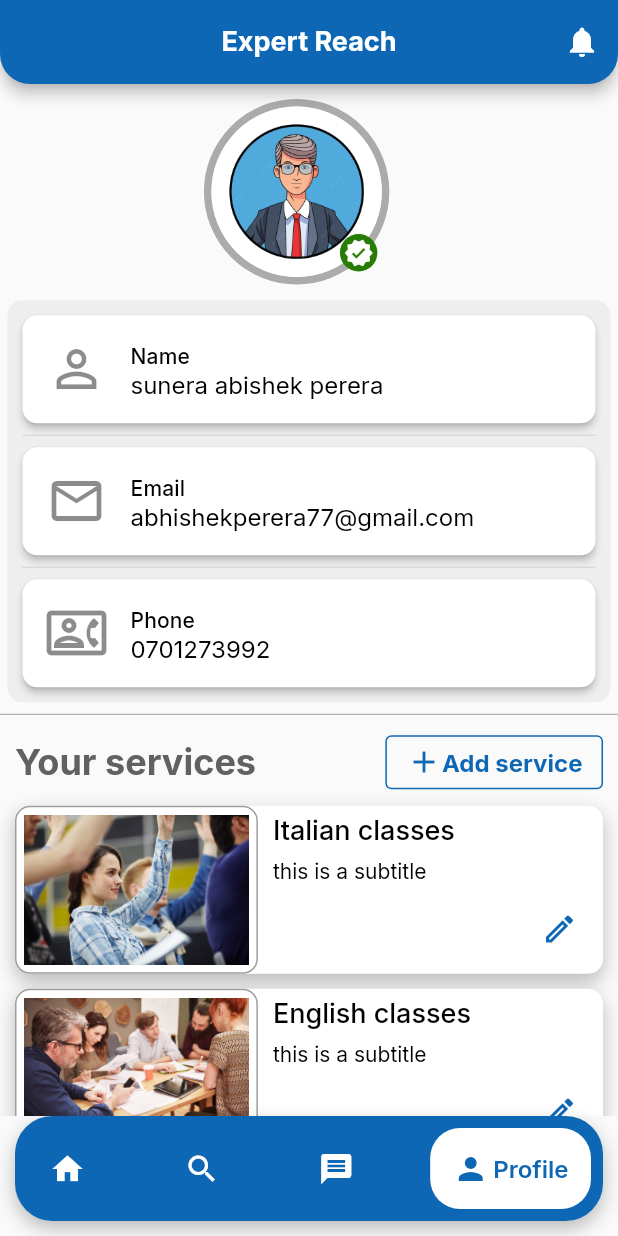
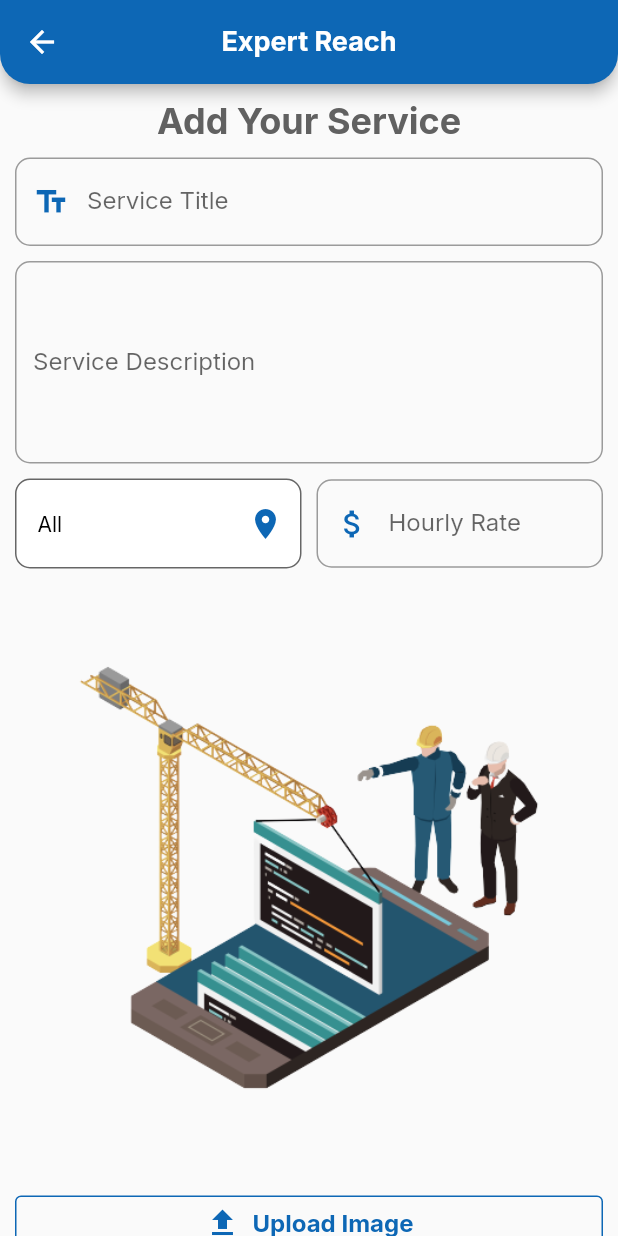
Before and after one commit to AbishekPerera/expert_reach, a Flutter app: the HomeScreen screen opened by its route, item 4 of the bottom bar chosen, after a tap on "Add service", on a phone screen of 412 x 824 dp. Run offline on Flutter 3.47's test engine with Material 2 defaults, Android fonts, the phone set to English and light mode, and no system bars; drawn by our look-alikes of google_nav_bar; our stand-ins replace carousel_slider, flutter_rating_bar, flutter_slidable, get, google_fonts, shared_preferences and 1 more; missing offline and left inert: phlox_animations; accounts and stored records are empty.

Commit message:
completed Uis v1

```diff
--- a/lib/constants/image_strings.dart
+++ b/lib/constants/image_strings.dart
@@ -38,6 +38,7 @@ const String profilesettings = "assets/images/profilesettings.png";
 
 const String calendarbg = "assets/images/calendarbg.jpg";
 const String addbookingbanner = "assets/images/addbookingbanner.jpg";
+const String notification = "assets/images/notification.png";
 
 //ads images
 const String adults1 = "assets/ads/adults1.jpeg";
--- a/lib/main.dart
+++ b/lib/main.dart
@@ -19,7 +19,7 @@ class MyApp extends StatelessWidget {
       debugShowCheckedModeBanner: false,
       theme: AppTheme.lightTheme,
       darkTheme: AppTheme.darkTheme,
-      themeMode: ThemeMode.system,
+      themeMode: ThemeMode.light,
       defaultTransition: Transition.rightToLeftWithFade,
       getPages: appRoutes,
       initialRoute: '/',
--- a/lib/routes/app_route.dart
+++ b/lib/routes/app_route.dart
@@ -1,5 +1,7 @@
 import 'package:expert_reach/ui/common/addinquiryscreen/add_inquiry_screen.dart';
+import 'package:expert_reach/ui/common/addservice/addservicescreen.dart';
 import 'package:expert_reach/ui/common/viewpostscreen/view_post_screen.dart';
+import 'package:expert_reach/ui/notifications/notifications.dart';
 import 'package:get/get.dart';
 import 'package:expert_reach/ui/homescreen/home_screen.dart';
 import 'package:expert_reach/ui/loginscreen/login_screen.dart';
@@ -13,6 +15,8 @@ var appRoutes = [
   GetPage(name: "/register", page: () => RegisterScreen()),
   GetPage(name: "/home-screen", page: () => HomeScreen()),
   GetPage(name: "/settings", page: () => SettingsPage()),
+  GetPage(name: "/notifications", page: () => Notifications()),
+  GetPage(name: "/add-service", page: () => AddServiceScreen()),
 
   //common
   GetPage(name: "/view-post-screen", page: () => ViewPostScreen()),
--- /dev/null
+++ b/lib/ui/common/addservice/addservicescreen.dart
@@ -0,0 +1,213 @@
+import 'package:expert_reach/constants/colors.dart';
+import 'package:expert_reach/constants/image_strings.dart';
+import 'package:flutter/material.dart';
+import 'package:get/get_connect/http/src/utils/utils.dart';
+
+class AddServiceScreen extends StatelessWidget {
+  AddServiceScreen({super.key});
+
+  final List<String> districtNames = [
+    "All",
+    "Ampara",
+    "Anuradhapura",
+    "Badulla",
+    "Batticaloa",
+    "Colombo",
+    "Galle",
+    "Gampaha",
+    "Hambantota",
+    "Jaffna",
+    "Kalutara",
+    "Kandy",
+    "Kegalle",
+    "Kilinochchi",
+    "Kurunegala",
+    "Mannar",
+    "Matale",
+    "Matara",
+    "Monaragala",
+    "Mullaitivu",
+    "Nuwara Eliya",
+    "Polonnaruwa",
+    'Puttalam',
+    "Ratnapura",
+    "Trincomalee",
+    "Vavuniya"
+  ];
+
+  @override
+  Widget build(BuildContext context) {
+    return Scaffold(
+      appBar: AppBar(
+        shape: const RoundedRectangleBorder(
+          borderRadius: BorderRadius.vertical(
+            bottom: Radius.circular(20),
+          ),
+        ),
+        title: Text(
+          "Expert Reach",
+          style: Theme.of(context).textTheme.headlineSmall,
+        ),
+        centerTitle: true,
+      ),
+      body: SingleChildScrollView(
+        physics: const BouncingScrollPhysics(),
+        child: Padding(
+          padding: const EdgeInsets.all(10.0),
+          child: Column(
+            children: [
+              SizedBox(
+                child: Text('Add Your Service',
+                    style: Theme.of(context).textTheme.displaySmall),
+              ),
+              const SizedBox(height: 10),
+
+              // Add Service Form
+              Form(
+                  child: Column(children: [
+                TextFormField(
+                  decoration: InputDecoration(
+                    prefixIcon: const Icon(
+                      Icons.text_fields_outlined,
+                      color: cPrimaryColor,
+                    ),
+                    labelText: 'Service Title',
+                    hintText: 'Enter Service Title',
+                    border: OutlineInputBorder(
+                      borderRadius: BorderRadius.circular(10),
+                    ),
+                  ),
+                ),
+                const SizedBox(height: 10),
+                TextFormField(
+                  maxLines: 5,
+                  decoration: InputDecoration(
+                    labelText: 'Service Description',
+                    hintText: 'Enter Service Description',
+                    border: OutlineInputBorder(
+                      borderRadius: BorderRadius.circular(10),
+                    ),
+                  ),
+                ),
+                const SizedBox(height: 10),
+                Row(
+                  children: [
+                    Expanded(
+                      child: DropdownButtonFormField<String>(
+                        decoration: InputDecoration(
+                          filled: true,
+                          fillColor: Colors.white,
+                          border: OutlineInputBorder(
+                            borderRadius: BorderRadius.circular(10),
+                          ),
+                          contentPadding: const EdgeInsets.symmetric(
+                            horizontal: 15,
+                            vertical: 18,
+                          ),
+                        ),
+                        //location icon
+                        icon: const Icon(
+                          Icons.location_on,
+                          color: cPrimaryColor,
+                        ),
+                        value: "All",
+                        items: districtNames
+                            .map(
+                              (district) => DropdownMenuItem(
+                                value: district,
+                                child: Text(
+                                  district,
+                                  style: Theme.of(context).textTheme.bodySmall,
+                                ),
+                              ),
+                            )
+                            .toList(),
+                        onChanged: (value) {},
+                      ),
+                    ),
+                    const SizedBox(width: 10),
+                    Expanded(
+                      child: TextFormField(
+                        decoration: InputDecoration(
+                          prefixIcon: const Icon(
+                            Icons.attach_money,
+                            color: cPrimaryColor,
+                          ),
+                          labelText: 'Hourly Rate',
+                          hintText: 'Enter Hourly Rate',
+                          border: OutlineInputBorder(
+                            borderRadius: BorderRadius.circular(10),
+                          ),
+                        ),
+                      ),
+                    ),
+                  ],
+                ),
+                const SizedBox(height: 10),
+                //Preview Image
+                Container(
+                  width: double.infinity,
+                  child: Image.asset(
+                    underConstruction,
+                    fit: BoxFit.cover,
+                  ),
+                ),
+                const SizedBox(height: 10),
+                SizedBox(
+                  width: double.infinity,
+                  child: OutlinedButton(
+                    style: OutlinedButton.styleFrom(),
+                    onPressed: () {
+                      //  uploadHomeworkController
+                      //                 .getImage(ImageSource.gallery);
+                    },
+                    child: const Row(
+                      mainAxisAlignment: MainAxisAlignment.center,
+                      children: <Widget>[
+                        Icon(Icons
+                            .upload), // Replace 'Icons.upload' with the icon you want
+                        SizedBox(
+                            width:
+                                8), // Adjust the spacing between the icon and text
+                        Text('Upload Image'),
+                      ],
+                    ),
+                  ),
+                ),
+
+                const SizedBox(height: 10),
+                // terms and conditions
+                Row(
+                  children: [
+                    Checkbox(
+                      value: true,
+                      onChanged: (value) {},
+                    ),
+                    Text('I agree to the ',
+                        style: Theme.of(context).textTheme.bodySmall),
+                    TextButton(
+                      onPressed: () {},
+                      child: Text('Terms and Conditions',
+                          style:
+                              Theme.of(context).textTheme.bodySmall!.copyWith(
+                                    color: cPrimaryColor,
+                                  )),
+                    ),
+                  ],
+                ),
+                const SizedBox(height: 10),
+                SizedBox(
+                  width: double.infinity,
+                  child: ElevatedButton(
+                    onPressed: () {},
+                    child: Text('Add Service'),
+                  ),
+                ),
+              ]))
+            ],
+          ),
+        ),
+      ),
+    );
+  }
+}
--- a/lib/ui/common/suggestedforyouwidget/suggestedforyouwidget.dart
+++ b/lib/ui/common/suggestedforyouwidget/suggestedforyouwidget.dart
@@ -1,4 +1,5 @@
 import 'package:flutter/material.dart';
+import 'package:flutter_rating_bar/flutter_rating_bar.dart';
 import 'package:get/get.dart';
 
 class SuggestedForYouWidget extends StatelessWidget {
@@ -75,22 +76,34 @@ class SuggestedForYouWidget extends StatelessWidget {
                           ),
                           Padding(
                             padding: const EdgeInsets.symmetric(horizontal: 5),
-                            child: Row(
+                            child: //rating
+                                Container(
+                              padding: const EdgeInsets.all(5),
+                              decoration: BoxDecoration(
+                                borderRadius: BorderRadius.circular(10),
+                              ),
+                              child: Row(
                                 mainAxisAlignment: MainAxisAlignment.end,
                                 children: [
-                                  Text(
-                                    "4.5",
-                                    style: Theme.of(context)
-                                        .textTheme
-                                        .bodyLarge!
-                                        .copyWith(color: Colors.grey),
+                                  RatingBar.builder(
+                                    itemSize: 15,
+                                    initialRating: 4,
+                                    minRating: 1,
+                                    direction: Axis.horizontal,
+                                    allowHalfRating: true,
+                                    itemCount: 5,
+                                    ignoreGestures: true,
+                                    itemBuilder: (context, _) => const Icon(
+                                      Icons.star,
+                                      color: Colors.amber,
+                                    ),
+                                    onRatingUpdate: (rating) {
+                                      print(rating);
+                                    },
                                   ),
-                                  //star icon
-                                  const Icon(
-                                    Icons.star,
-                                    color: Colors.grey,
-                                  ),
-                                ]),
+                                ],
+                              ),
+                            ),
                           ),
                         ],
                       ),
--- a/lib/ui/homescreen/home_screen.dart
+++ b/lib/ui/homescreen/home_screen.dart
@@ -40,7 +40,9 @@ class HomeScreen extends StatelessWidget {
           ),
           actions: [
             IconButton(
-              onPressed: () {},
+              onPressed: () {
+                Get.toNamed("/notifications");
+              },
               icon: const Icon(Icons.notifications),
             )
           ],
--- a/lib/ui/homescreen/profilescreen/profile_screen.dart
+++ b/lib/ui/homescreen/profilescreen/profile_screen.dart
@@ -51,6 +51,7 @@ class ProfileScreen extends StatelessWidget {
             height: screen_width * 0.35,
             width: double.infinity,
             decoration: const BoxDecoration(
+                // color: cPrimaryColor,
                 // image: DecorationImage(
                 //     image: AssetImage(italianFlag),
                 //     fit: BoxFit.cover,
@@ -101,6 +102,21 @@ class ProfileScreen extends StatelessWidget {
                         color: Colors.white,
                         size: 20,
                       ),
+                    ),
+                  ),
+                ),
+
+                //logout button
+                Positioned(
+                  bottom: 5,
+                  right: 10,
+                  child: IconButton(
+                    onPressed: () {
+                      Get.toNamed("/login-screen");
+                    },
+                    icon: const Icon(
+                      Icons.logout,
+                      color: Colors.red,
                     ),
                   ),
                 ),
@@ -200,7 +216,9 @@ class ProfileScreen extends StatelessWidget {
 
                 //add service button
                 OutlinedButton(
-                    onPressed: () {},
+                    onPressed: () {
+                      Get.toNamed("/add-service");
+                    },
                     child: const Row(
                       children: [
                         Icon(Icons.add),
--- a/pubspec.yaml
+++ b/pubspec.yaml
@@ -23,6 +23,8 @@ dependencies:
   intl:
   flutter_rating_bar: ^4.0.1
   syncfusion_flutter_datepicker: ^23.1.38
+  flutter_slidable: ^3.0.0
+  image_picker: ^1.0.4
 
 dev_dependencies:
   flutter_test:
@@ -34,7 +36,7 @@ dev_dependencies:
 flutter_launcher_icons:
   android: "launcher_icon"
   ios: true
-  image_path: "assets/logo/logo with bg.jpg"
+  image_path: "assets/logo/logo with bg.png"
 
 flutter:
   uses-material-design: true
```
Also changed, not shown: lib/ui/common/viewpostscreen/view_post_screen.dart (+9 -3 lines), lib/ui/homescreen/findscreen/find_screen.dart (+34 -10 lines), lib/ui/notifications/notifications.dart (added, +146 -0 lines), assets/images/notification.png (added), pubspec.lock, 33 other files.
